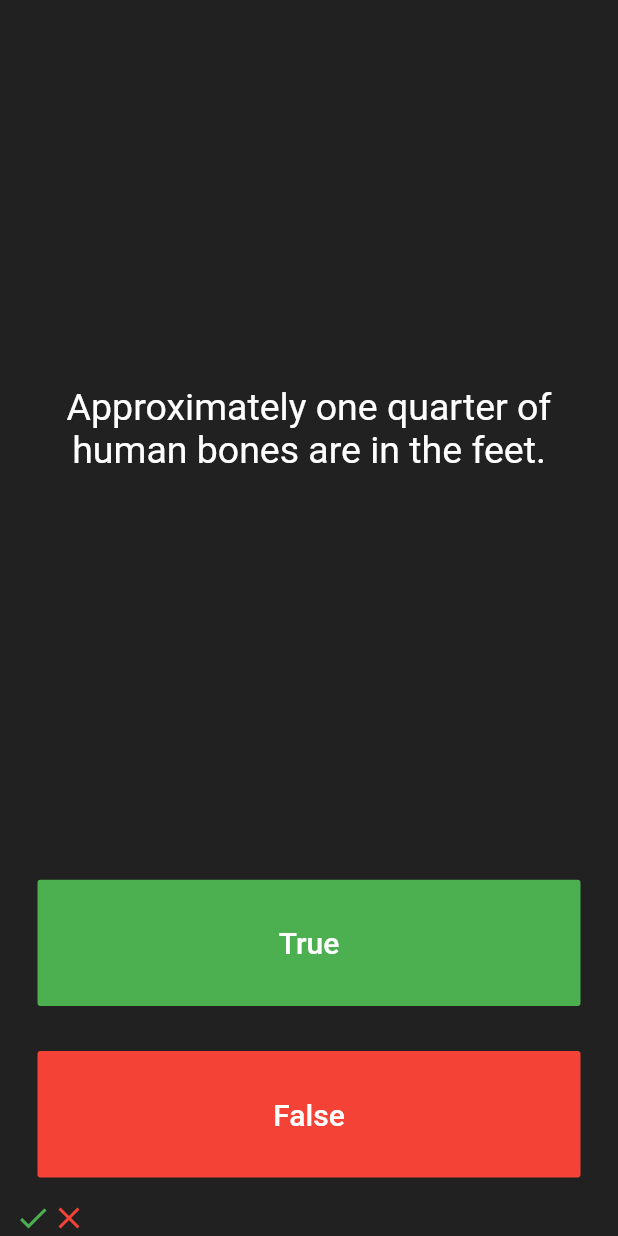
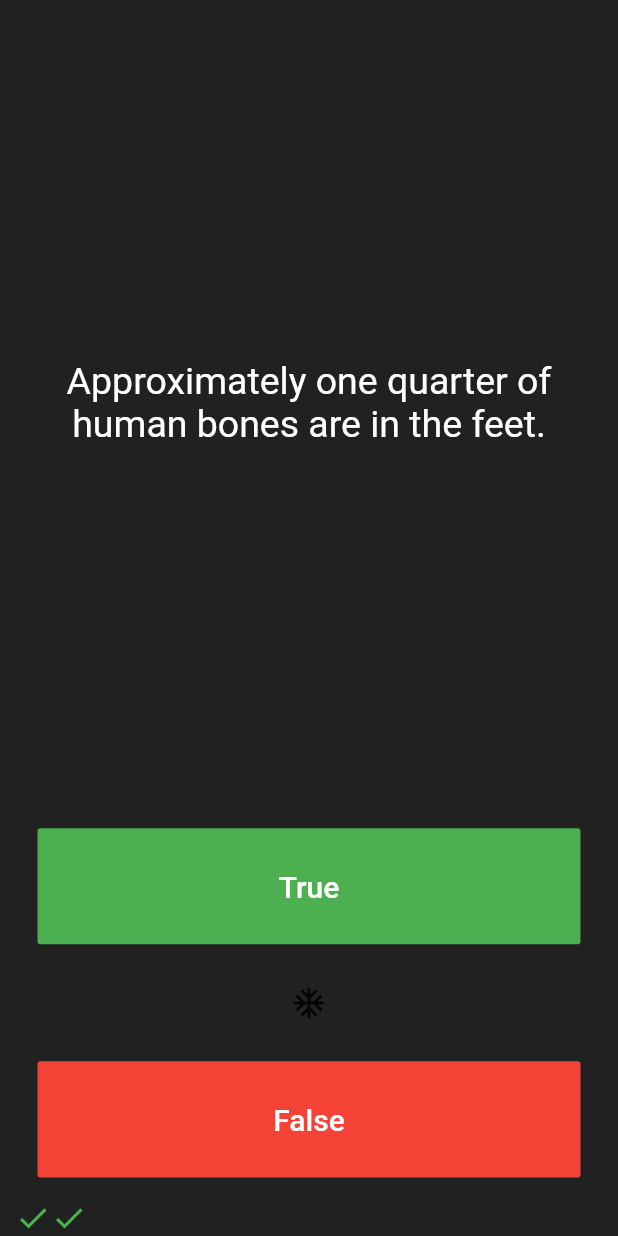
Before and after one commit to mamadou-wone/flutterRefont, a Flutter app: the screen it shows after launch, after a tap on "True", after a tap on "False", on a phone screen of 412 x 824 dp. Run offline on Flutter 3.47's test engine with Material 2 defaults, Android fonts, the phone set to English and light mode, and no system bars; our stand-ins replace rflutter_alert.

Commit message:
Day22 #100DaysOfCode [22/100]

```diff
--- a/lib/main.dart
+++ b/lib/main.dart
@@ -1,6 +1,7 @@
 import 'package:MagicBall/Question.dart';
 import 'package:MagicBall/QuizBrain.dart';
 import 'package:flutter/material.dart';
+import 'package:rflutter_alert/rflutter_alert.dart';
 
 QuizBrain quizBrain = QuizBrain();
 void main() => runApp(Quizzler());
@@ -32,6 +33,31 @@ class _QuizPageState extends State<QuizPage> {
   List<Icon> scoreKeeper = [];
 // Today I just help Thioro to lear flutter so just keep going
   // String question =  questions[questionIndex];
+  void checkAnswer(bool checkAnswer) {
+    bool correctAnswer = quizBrain.getQuestionAnswer();
+    setState(() {
+      quizBrain.nextQuestion();
+      quizBrain.getQuestionText();
+      if (checkAnswer == correctAnswer) {
+        scoreKeeper.add(
+          Icon(
+            Icons.check,
+            color: Colors.green,
+          ),
+        );
+        print('correct');
+      } else {
+        print('False');
+        scoreKeeper.add(
+          Icon(
+            Icons.close,
+            color: Colors.red,
+          ),
+        );
+      }
+    });
+  }
+
   @override
   Widget build(BuildContext context) {
     return Column(
@@ -69,25 +95,31 @@ class _QuizPageState extends State<QuizPage> {
               ),
               onPressed: () {
                 //The user picked true.
-                bool correctAnswer = quizBrain.getQuestionAnswer();
-                if (correctAnswer == true) {
-                  print('correct');
-                } else {
-                  print('False');
-                }
-                setState(() {
-                  quizBrain.nextQuestion();
-                  quizBrain.getQuestionText();
-                  scoreKeeper.add(
-                    Icon(
-                      Icons.check,
-                      color: Colors.green,
-                    ),
-                  );
-                });
+                checkAnswer(true);
               },
             ),
           ),
+        ),
+        FlatButton(
+          child: Icon(Icons.ac_unit),
+          onPressed: () {
+            Alert(
+              context: context,
+              type: AlertType.error,
+              title: "RFLUTTER ALERT",
+              desc: "Flutter is more awesome with RFlutter Alert.",
+              buttons: [
+                DialogButton(
+                  child: Text(
+                    "COOL",
+                    style: TextStyle(color: Colors.white, fontSize: 20),
+                  ),
+                  onPressed: () => Navigator.pop(context),
+                  width: 120,
+                )
+              ],
+            ).show();
+          },
         ),
         Expanded(
           child: Padding(
@@ -103,22 +135,7 @@ class _QuizPageState extends State<QuizPage> {
               ),
               onPressed: () {
                 //The user picked false.
-                bool correctAnswer = quizBrain.getQuestionAnswer();
-                if (correctAnswer == true) {
-                  print('false');
-                } else {
-                  print('Correct');
-                }
-                setState(() {
-                  quizBrain.nextQuestion();
-                  quizBrain.getQuestionText();
-                  scoreKeeper.add(
-                    Icon(
-                      Icons.close,
-                      color: Colors.red,
-                    ),
-                  );
-                });
+                checkAnswer(false);
               },
             ),
           ),
--- a/pubspec.yaml
+++ b/pubspec.yaml
@@ -14,6 +14,7 @@ dependencies:
 
   cupertino_icons: ^0.1.3
   audioplayers: ^0.15.1
+  rflutter_alert: ^1.0.3
 
 dev_dependencies:
   flutter_test:
```
Also changed, not shown: pubspec.lock.
